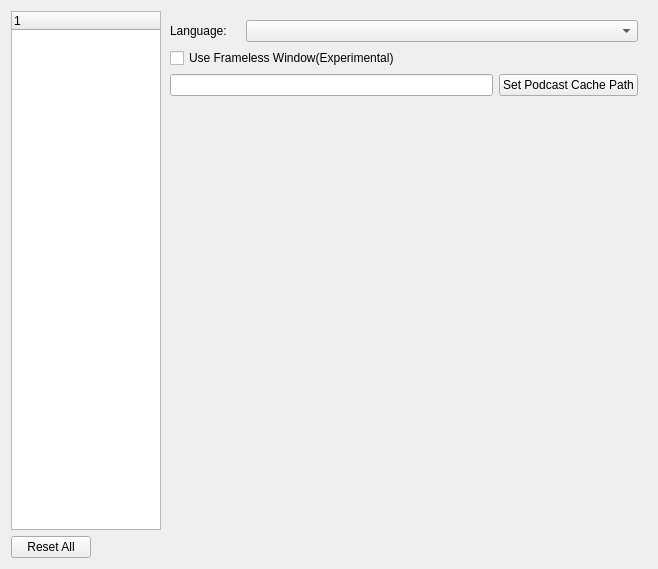
Qt form src/xamp/preferencedialog.ui (billlin0904/xamp2) before a commit.
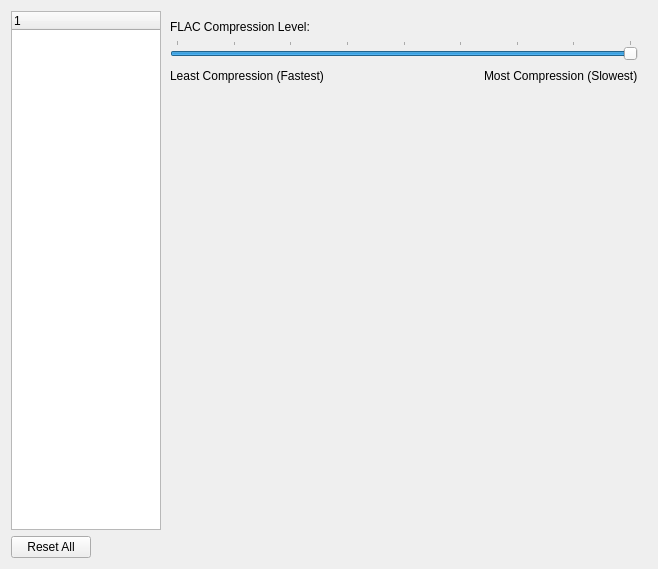
The same form after that commit. The open tabs and pages were chosen to show the change.

```diff
--- a/src/xamp/preferencedialog.ui
+++ b/src/xamp/preferencedialog.ui
@@ -543,6 +543,77 @@
          </item>
         </layout>
        </widget>
+       <widget class="QWidget" name="flacEncodingPage">
+        <layout class="QVBoxLayout" name="verticalLayout_5">
+         <item>
+          <widget class="QLabel" name="label_3">
+           <property name="text">
+            <string>FLAC Compression Level:</string>
+           </property>
+          </widget>
+         </item>
+         <item>
+          <widget class="QSlider" name="flacCompressionLevelSlider">
+           <property name="maximum">
+            <number>8</number>
+           </property>
+           <property name="value">
+            <number>8</number>
+           </property>
+           <property name="orientation">
+            <enum>Qt::Horizontal</enum>
+           </property>
+           <property name="tickPosition">
+            <enum>QSlider::TicksAbove</enum>
+           </property>
+          </widget>
+         </item>
+         <item>
+          <layout class="QHBoxLayout" name="horizontalLayout_3">
+           <item>
+            <widget class="QLabel" name="label_5">
+             <property name="text">
+              <string>Least Compression (Fastest)</string>
+             </property>
+            </widget>
+           </item>
+           <item>
+            <spacer name="horizontalSpacer_4">
+             <property name="orientation">
+              <enum>Qt::Horizontal</enum>
+             </property>
+             <property name="sizeHint" stdset="0">
+              <size>
+               <width>40</width>
+               <height>20</height>
+              </size>
+             </property>
+            </spacer>
+           </item>
+           <item>
+            <widget class="QLabel" name="label_4">
+             <property name="text">
+              <string>Most Compression (Slowest)</string>
+             </property>
+            </widget>
+           </item>
+          </layout>
+         </item>
+         <item>
+          <spacer name="verticalSpacer_2">
+           <property name="orientation">
+            <enum>Qt::Vertical</enum>
+           </property>
+           <property name="sizeHint" stdset="0">
+            <size>
+             <width>20</width>
+             <height>418</height>
+            </size>
+           </property>
+          </spacer>
+         </item>
+        </layout>
+       </widget>
       </widget>
      </item>
     </layout>
```
